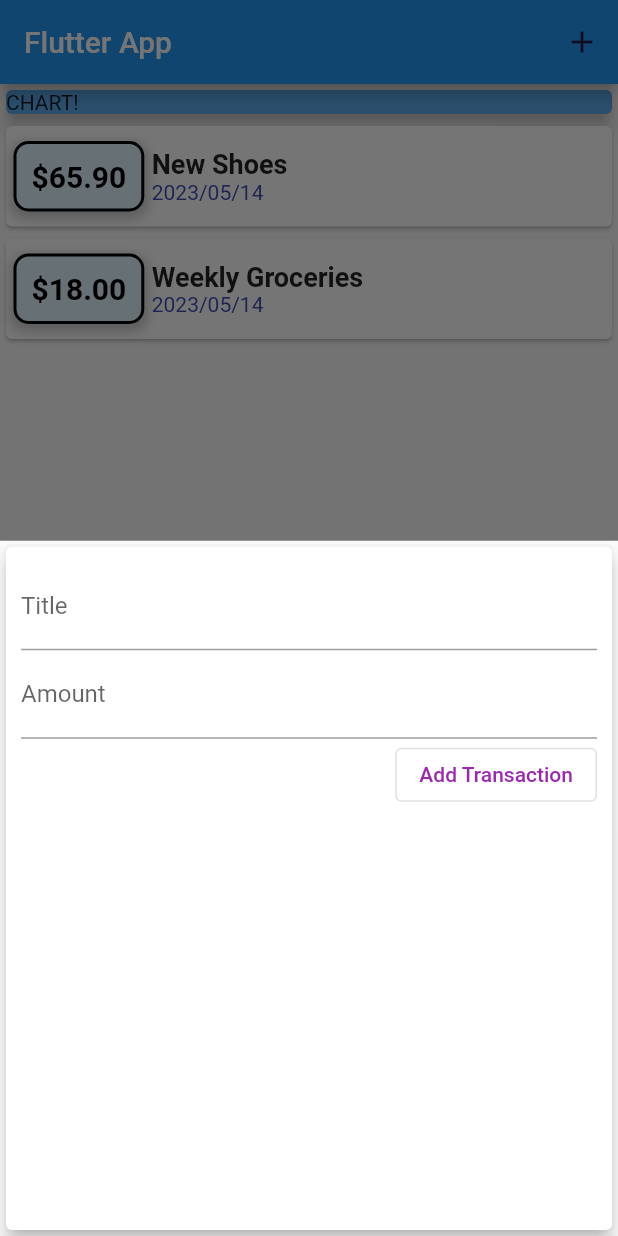
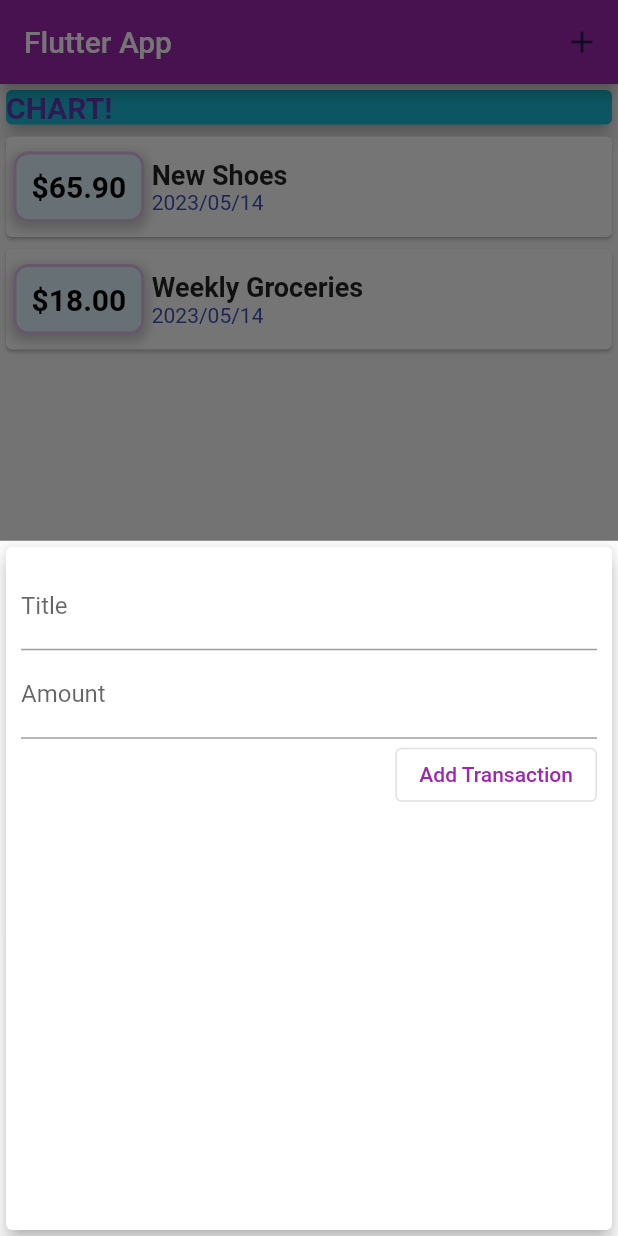
Before and after one commit to dhruvgupta311/Expenses-APP, a Flutter app: the screen it shows after launch, after a tap on the "add" icon, on a phone screen of 412 x 824 dp. Run offline on Flutter 3.47's test engine with Material 2 defaults, Android fonts, the phone set to English and light mode, and no system bars.

Commit message:
chart.dart added

```diff
--- a/lib/main.dart
+++ b/lib/main.dart
@@ -11,8 +11,11 @@ class MyApp extends StatelessWidget{
   @override
   Widget build(BuildContext context){
     return MaterialApp(
-      title: 'Flutter Demo',
+      title: 'Personal Expenses',
       home: MyHomePage(),
+      theme: ThemeData(
+        primarySwatch: Colors.purple,
+      ),
     );
   }
 }
@@ -24,7 +27,6 @@ class MyHomePage extends StatefulWidget{
 
 class _MyHomePageState extends State<MyHomePage> {
   String titleInput="";
-
   String amountInput="";
    final List<Transaction> _userTransactions=[
     Transaction(
@@ -70,14 +72,18 @@ class _MyHomePageState extends State<MyHomePage> {
             Container(
               width: double.infinity,
               child: Card(
-                color: Color.fromARGB(255, 91, 170, 235),
+                color: Color.fromARGB(255, 27, 187, 215),
                 child: Container(
-                  child: Text('CHART!'),
+                  child: Text('CHART!',
+                  style:TextStyle(fontSize: 20,
+                  fontWeight: FontWeight.bold,
+                  color: Colors.deepPurple,
+                  ),
+                  ),
                 ),
                 elevation: 5,
               ),
             ),
-           ///////////////////////////////
         TransactionList(_userTransactions),
           ],
         ),
--- /dev/null
+++ b/lib/widgets/chart.dart
@@ -0,0 +1,12 @@
+import 'package:flutter/src/widgets/framework.dart';
+import 'package:flutter/src/widgets/placeholder.dart';
+import 'package:flutter/material.dart';
+
+class MyWidget extends StatelessWidget {
+  const MyWidget({super.key});
+
+  @override
+  Widget build(BuildContext context) {
+    return const Placeholder();
+  }
+}
--- a/lib/widgets/new_transaction.dart
+++ b/lib/widgets/new_transaction.dart
@@ -1,19 +1,29 @@
 import 'package:flutter/material.dart';
 
-class NewTransation extends StatelessWidget {
-   final titleController=TextEditingController();
-  final amountController=TextEditingController();
+class NewTransation extends StatefulWidget {
   final Function addTx;
 
   NewTransation(this.addTx);
+
+  @override
+  State<NewTransation> createState() => _NewTransationState();
+}
+
+class _NewTransationState extends State<NewTransation> {
+   final titleController=TextEditingController();
+
+  final amountController=TextEditingController();
+
   void submitdata(){
     final enteredTitle=titleController.text;
     final enteredAmount=double.parse(amountController.text);
     if(enteredTitle.isEmpty || enteredAmount<=0){
       return;
     }
-   addTx(titleController.text,double.parse(amountController.text),);
+   widget.addTx(titleController.text,double.parse(amountController.text),);
+   Navigator.of(context).pop();
   }
+
   @override
   Widget build(BuildContext context) {
     return  Card(
--- a/lib/widgets/transaction_list.dart
+++ b/lib/widgets/transaction_list.dart
@@ -11,7 +11,17 @@ class TransactionList extends StatelessWidget{
   Widget build(BuildContext context){
     return   Container(
       height: 400,
-      child: ListView (
+      child: transactions.isEmpty ? Column(
+        children: [
+          Text('No Transaction is added yet!!',style: Theme.of(context).textTheme.titleLarge,),
+          SizedBox(
+            height: 50,
+          ),
+         Container(
+          height: 300,
+          child: Image.asset('assets/images/waiting.png',fit: BoxFit.cover,)),
+        ],
+      ) : ListView (
               children: transactions.map((tx){
                 return Card(
                   child: Row(
@@ -25,7 +35,7 @@ class TransactionList extends StatelessWidget{
                           color: Colors.lightBlue[50],
                           borderRadius: BorderRadius.circular(10),
                           border: Border.all(
-                            color: Color.fromARGB(255, 0, 5, 9),
+                            color: Theme.of(context).primaryColorLight,
                             width: 2,
                           ),
                           boxShadow: [
--- a/pubspec.yaml
+++ b/pubspec.yaml
@@ -60,8 +60,8 @@ flutter:
   uses-material-design: true
 
   # To add assets to your application, add an assets section, like this:
-  # assets:
-  #   - images/a_dot_burr.jpeg
+  assets:
+    - assets/images/waiting.png
   #   - images/a_dot_ham.jpeg
 
   # An image asset can refer to one or more resolution-specific "variants", see
```
Also changed, not shown: assets/images/waiting.png (added).
